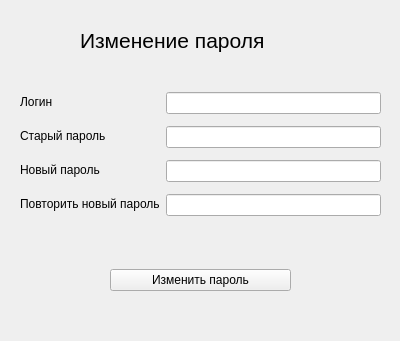
The window that frontend/ui/changePassword.ui (koccyx/TravelMaster) describes before a commit, drawn with Qt 5.
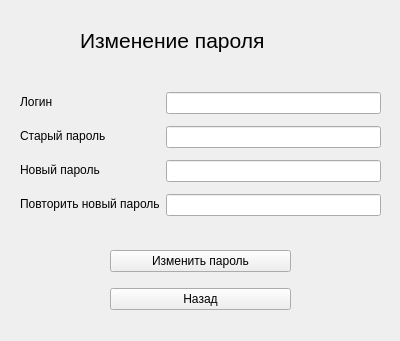
The same window after the commit.

Commit message: Add forgot password

The edit to the form file:
```diff
--- a/frontend/ui/changePassword.ui
+++ b/frontend/ui/changePassword.ui
@@ -129,6 +129,13 @@
       </property>
      </widget>
     </item>
+    <item>
+     <widget class="QPushButton" name="backButton">
+      <property name="text">
+       <string>Назад</string>
+      </property>
+     </widget>
+    </item>
    </layout>
   </widget>
  </widget>
```
The commit also changes 35 other files.
